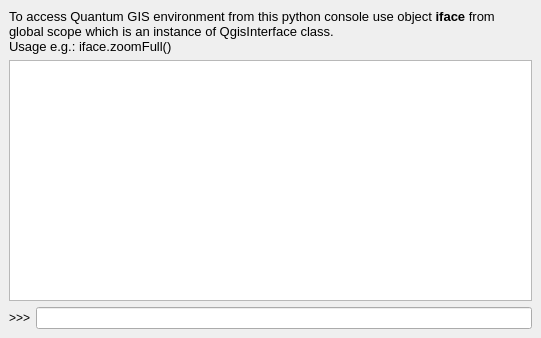
This is src/ui/qgspythondialog.ui in gopal-bhatt/PIHMgis as Qt 5 draws it before an edit. The edited form follows.
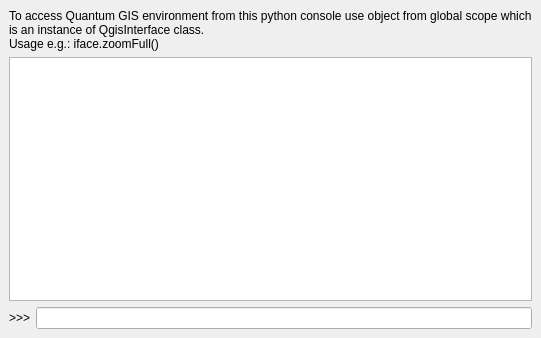
This is the edited form.

The edit to the form file:
```diff
--- a/src/ui/qgspythondialog.ui
+++ b/src/ui/qgspythondialog.ui
@@ -30,11 +30,7 @@
       </sizepolicy>
      </property>
      <property name="text" >
-      <string>&lt;html>&lt;head>&lt;meta name="qrichtext" content="1" />&lt;style type="text/css">
-p, li { white-space: pre-wrap; }
-&lt;/style>&lt;/head>&lt;body style=" font-family:'DejaVu Sans Condensed'; font-size:10pt; font-weight:400; font-style:normal; text-decoration:none;">
-&lt;p style=" margin-top:0px; margin-bottom:0px; margin-left:0px; margin-right:0px; -qt-block-indent:0; text-indent:0px;">To access Quantum GIS environment from this python console use object &lt;span style=" font-weight:600;">iface&lt;/span> from global scope which is an instance of QgisInterface class.&lt;/p>
-&lt;p style=" margin-top:0px; margin-bottom:0px; margin-left:0px; margin-right:0px; -qt-block-indent:0; text-indent:0px;">Usage e.g.: iface.zoomFull()&lt;/p>&lt;/body>&lt;/html></string>
+      <string>To access Quantum GIS environment from this python console use object from global scope which is an instance of QgisInterface class.&lt;br>Usage e.g.: iface.zoomFull()</string>
      </property>
      <property name="wordWrap" >
       <bool>true</bool>
@@ -44,10 +40,7 @@
    <item>
     <widget class="QTextBrowser" name="txtHistory" >
      <property name="html" >
-      <string>&lt;html>&lt;head>&lt;meta name="qrichtext" content="1" />&lt;style type="text/css">
-p, li { white-space: pre-wrap; }
-&lt;/style>&lt;/head>&lt;body style=" font-family:'DejaVu Sans Condensed'; font-size:9pt; font-weight:400; font-style:normal; text-decoration:none;">
-&lt;p style="-qt-paragraph-type:empty; margin-top:0px; margin-bottom:0px; margin-left:0px; margin-right:0px; -qt-block-indent:0; text-indent:0px; font-size:10pt;">&lt;/p>&lt;/body>&lt;/html></string>
+      <string></string>
      </property>
     </widget>
    </item>
```
